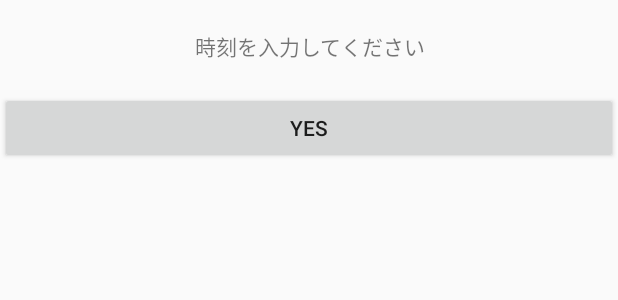
After one commit to zawamari/goodmorningcat, an Android app: the layout dialog_cannot_regist.xml on its own in the app's theme, with its tools: preview values and no code run, on a phone screen of 412 x 824 dp. The commit adds this screen. Shown: the top 300 px of the screen. Run offline under Robolectric (Android 15) with nearby library versions, the phone set to English and light mode, and no system bars.

```diff
--- a/app/src/main/res/layout/activity_alerm_setting.xml
+++ b/app/src/main/res/layout/activity_alerm_setting.xml
@@ -174,6 +174,7 @@
         android:orientation="horizontal">
 
         <TextView
+            android:id="@+id/tvClear"
             android:layout_width="0dp"
             android:layout_height="50dp"
             android:layout_weight="1"
--- /dev/null
+++ b/app/src/main/res/layout/dialog_cannot_regist.xml
@@ -0,0 +1,28 @@
+<?xml version="1.0" encoding="utf-8"?>
+<LinearLayout xmlns:android="http://schemas.android.com/apk/res/android"
+    android:orientation="vertical"
+    android:layout_width="match_parent"
+    android:layout_height="match_parent">
+
+    <TextView
+        android:layout_width="match_parent"
+        android:layout_height="wrap_content"
+        android:layout_margin="20dp"
+        android:gravity="center"
+        android:text="時刻を入力してください"/>
+
+    <LinearLayout
+        android:layout_width="match_parent"
+        android:layout_height="wrap_content"
+        android:orientation="horizontal">
+
+        <Button
+            android:id="@+id/bOk"
+            android:layout_width="0dp"
+            android:layout_height="wrap_content"
+            android:layout_weight="1"
+            android:gravity="center"
+            android:text="YES"/>
+
+    </LinearLayout>
+</LinearLayout>
```
Also changed, not shown: app/src/main/java/com/cat/morning/goodmorningcat/AlermSettingActivity.java (+38 -2 lines).
